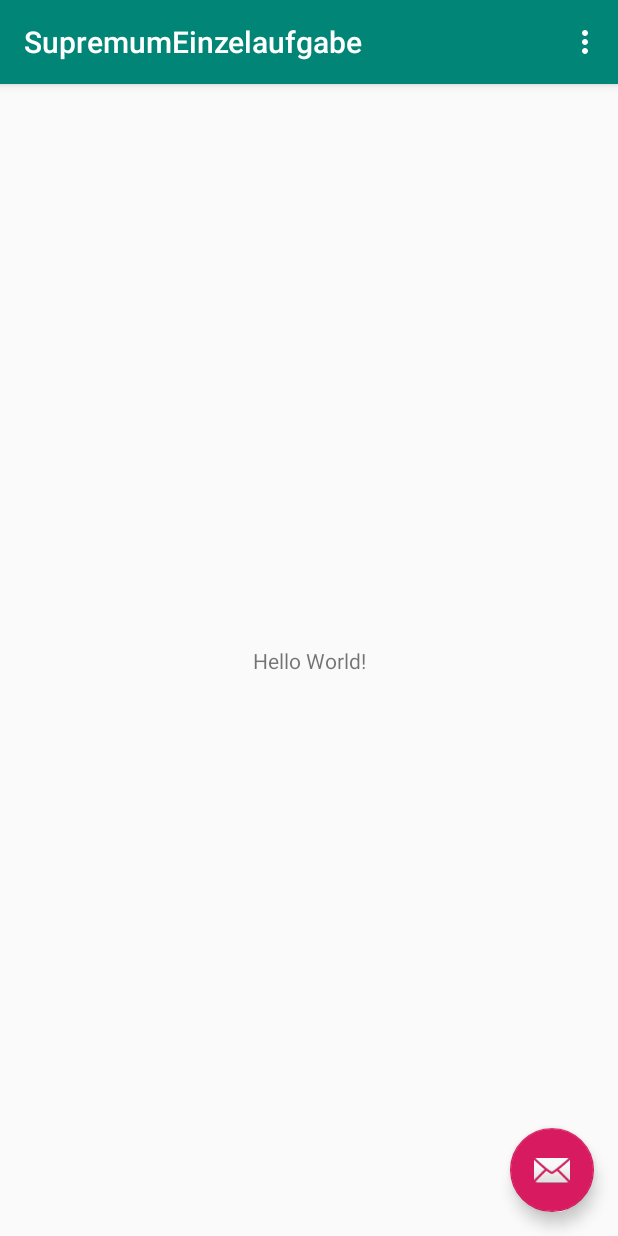
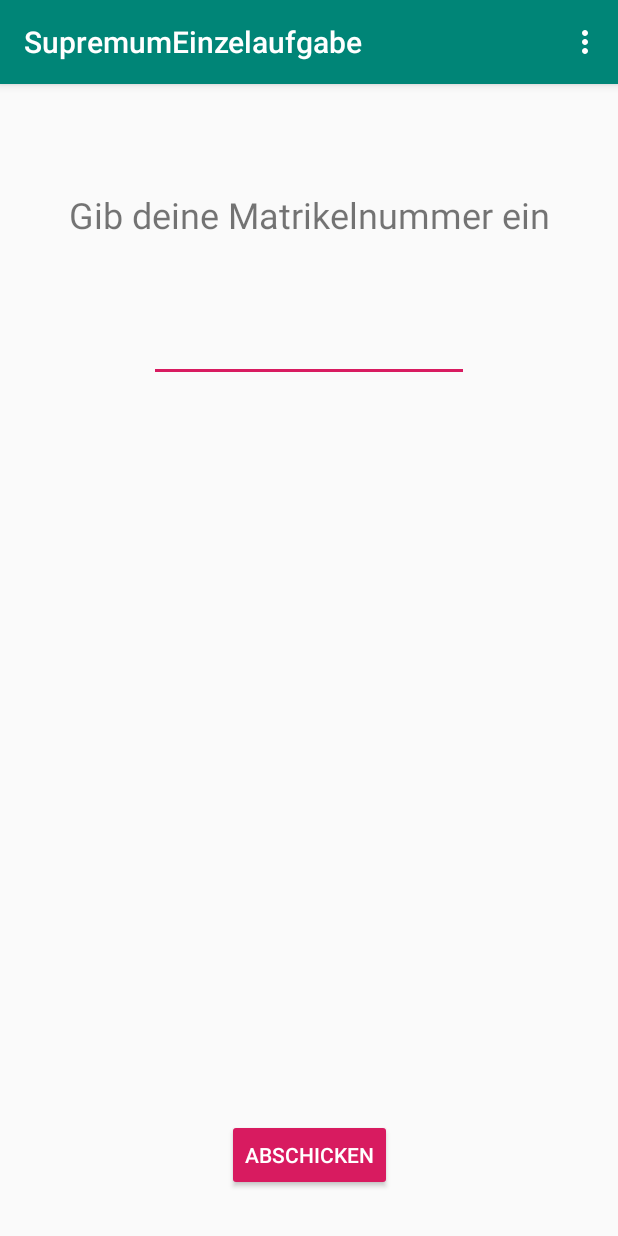
Before and after one commit to AlbinWeiss/SupremumEinzelaufgabe, an Android app: the screen it shows after launch (MainActivity), in the options menu, after a tap on "Settings", on a phone screen of 412 x 824 dp. Run offline under Robolectric (Android 15) with nearby library versions, the phone set to English and light mode, and no system bars.

Commit message:
ADD: Aufgabe 1 - Matrikelnummer an Server senden und Antwort ausgeben

```diff
--- a/app/src/main/AndroidManifest.xml
+++ b/app/src/main/AndroidManifest.xml
@@ -21,4 +21,5 @@
         </activity>
     </application>
 
+    <uses-permission android:name="android.permission.INTERNET" />
 </manifest>
--- a/app/src/main/java/com/example/supremumeinzelaufgabe/MainActivity.java
+++ b/app/src/main/java/com/example/supremumeinzelaufgabe/MainActivity.java
@@ -1,13 +1,16 @@
 package com.example.supremumeinzelaufgabe;
 
 import android.os.Bundle;
-import android.support.design.widget.FloatingActionButton;
-import android.support.design.widget.Snackbar;
+import android.os.StrictMode;
 import android.support.v7.app.AppCompatActivity;
 import android.support.v7.widget.Toolbar;
+import android.util.Log;
 import android.view.View;
 import android.view.Menu;
 import android.view.MenuItem;
+import android.widget.Button;
+import android.widget.EditText;
+import android.widget.TextView;
 
 public class MainActivity extends AppCompatActivity {
 
@@ -18,12 +21,33 @@ public class MainActivity extends AppCompatActivity {
         Toolbar toolbar = findViewById(R.id.toolbar);
         setSupportActionBar(toolbar);
 
-        FloatingActionButton fab = findViewById(R.id.fab);
-        fab.setOnClickListener(new View.OnClickListener() {
+        // Send matriculation number to server
+        Button btn_send = findViewById(R.id.ID_btn_send);
+        final EditText input_matriculationNumber = findViewById(R.id.ID_input_matriculationNumber);
+        final TextView output_response = findViewById(R.id.ID_ouput_response);
+
+        btn_send.setOnClickListener(new View.OnClickListener() {
             @Override
             public void onClick(View view) {
-                Snackbar.make(view, "Replace with your own action", Snackbar.LENGTH_LONG)
-                        .setAction("Action", null).show();
+                StrictMode.ThreadPolicy policy = new StrictMode.ThreadPolicy.Builder().permitAll().build();
+                StrictMode.setThreadPolicy(policy);
+                Log.i("TAG", "Matrikelnummer: " + input_matriculationNumber.getText().toString());
+
+                String request = input_matriculationNumber.getText().toString();
+                SocketClientThread socketClientThread = new SocketClientThread(request);
+                Thread thread = new Thread(socketClientThread, "socketClientThread1");
+                thread.start();
+
+                String response = "";
+                try {
+                    thread.join();
+                    response = socketClientThread.getResponse();
+                } catch (InterruptedException e) {
+                    e.printStackTrace();
+                }
+
+                // Log.i("TAG", "response" + response);
+                output_response.setText(response);
             }
         });
     }
--- /dev/null
+++ b/app/src/main/java/com/example/supremumeinzelaufgabe/SocketClientThread.java
@@ -0,0 +1,50 @@
+package com.example.supremumeinzelaufgabe;
+
+import android.util.Log;
+
+import java.io.BufferedReader;
+import java.io.DataOutput;
+import java.io.DataOutputStream;
+import java.io.IOException;
+import java.io.InputStreamReader;
+import java.net.InetAddress;
+import java.net.Socket;
+import java.net.URL;
+
+public class SocketClientThread implements Runnable{
+    String request;
+    String response;
+
+    public SocketClientThread(String request) {
+        this.request = request;
+    }
+
+    @Override
+    public void run() {
+        Socket clientSocket = null;
+        try {
+            // client socket, connect to server
+            InetAddress address = InetAddress.getByName(new URL("https://se2-isys.aau.at/").getHost());
+            clientSocket = new Socket(address, 53212);
+
+            // output stream attached to socket
+            DataOutput outToServer = new DataOutputStream(clientSocket.getOutputStream());
+
+            // input stream attached to socket
+            BufferedReader inFromServer = new BufferedReader(new InputStreamReader(clientSocket.getInputStream()));
+
+            // send line to server
+            outToServer.writeBytes(request + '\n');
+
+            // read line from server
+            this.response = inFromServer.readLine();
+            clientSocket.close();
+        } catch (IOException e) {
+            e.printStackTrace();
+        }
+    }
+
+    public String getResponse() {
+        return response;
+    }
+}
--- a/app/src/main/res/layout/activity_main.xml
+++ b/app/src/main/res/layout/activity_main.xml
@@ -22,12 +22,4 @@
 
     <include layout="@layout/content_main" />
 
-    <android.support.design.widget.FloatingActionButton
-        android:id="@+id/fab"
-        android:layout_width="wrap_content"
-        android:layout_height="wrap_content"
-        android:layout_gravity="bottom|end"
-        android:layout_margin="@dimen/fab_margin"
-        app:srcCompat="@android:drawable/ic_dialog_email" />
-
 </android.support.design.widget.CoordinatorLayout>
--- a/app/src/main/res/layout/content_main.xml
+++ b/app/src/main/res/layout/content_main.xml
@@ -9,12 +9,58 @@
     tools:showIn="@layout/activity_main">
 
     <TextView
+        android:id="@+id/textView2"
         android:layout_width="wrap_content"
         android:layout_height="wrap_content"
-        android:text="Hello World!"
+        android:lineSpacingExtra="8sp"
+        android:text="Gib deine Matrikelnummer ein"
+        android:textSize="24sp"
+        android:typeface="normal"
         app:layout_constraintBottom_toBottomOf="parent"
         app:layout_constraintLeft_toLeftOf="parent"
         app:layout_constraintRight_toRightOf="parent"
-        app:layout_constraintTop_toTopOf="parent" />
+        app:layout_constraintTop_toTopOf="parent"
+        app:layout_constraintVertical_bias="0.096" />
+
+    <Button
+        android:id="@+id/ID_btn_send"
+        style="@style/Widget.AppCompat.Button.Colored"
+        android:layout_width="wrap_content"
+        android:layout_height="wrap_content"
+        android:layout_marginBottom="30dp"
+        android:text="ABSCHICKEN"
+        app:layout_constraintBottom_toBottomOf="parent"
+        app:layout_constraintLeft_toLeftOf="parent"
+        app:layout_constraintRight_toRightOf="parent" />
+
+    <EditText
+        android:id="@+id/ID_input_matriculationNumber"
+        android:layout_width="wrap_content"
+        android:layout_height="wrap_content"
+        android:layout_marginTop="50dp"
+        android:contentDescription="Matrikelnummer"
+        android:ems="10"
+        android:inputType="number"
+        android:singleLine="true"
+        android:textColor="@android:color/darker_gray"
+        app:layout_constraintLeft_toLeftOf="parent"
+        app:layout_constraintRight_toRightOf="parent"
+        app:layout_constraintTop_toBottomOf="@+id/textView2"
+        tools:text="012345678" />
+
+    <TextView
+        android:id="@+id/ID_ouput_response"
+        android:layout_width="wrap_content"
+        android:layout_height="wrap_content"
+        android:layout_centerInParent="true"
+        android:layout_marginTop="100dp"
+        android:autoLink="all|phone"
+        android:lineSpacingExtra="10sp"
+        android:padding="10dp"
+        android:text="Antwort..."
+        android:textSize="18sp"
+        app:layout_constraintLeft_toLeftOf="parent"
+        app:layout_constraintRight_toRightOf="parent"
+        app:layout_constraintTop_toBottomOf="@+id/ID_input_matriculationNumber" />
 
 </android.support.constraint.ConstraintLayout>
```
